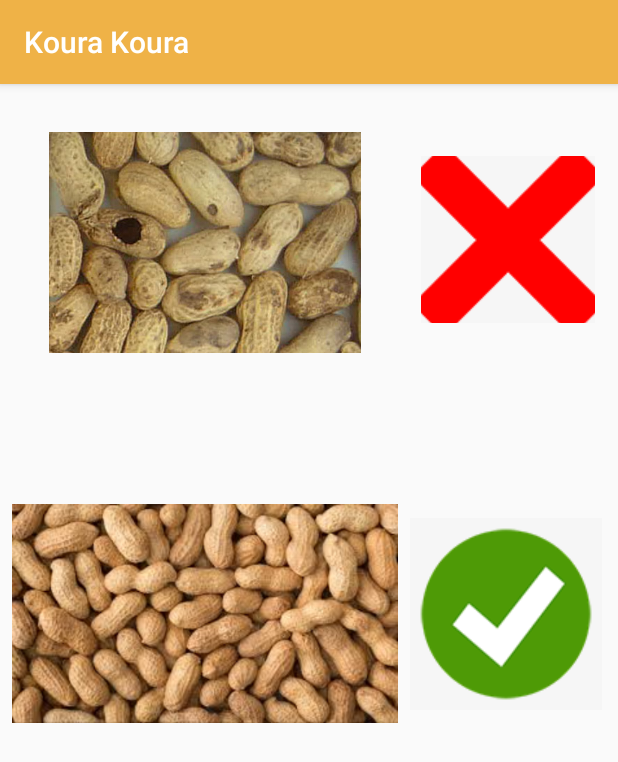
After one commit to Gen0miX/Koura_Koura, an Android app: the Coquille screen opened directly, with no data from a screen before it, on a phone screen of 412 x 824 dp. The commit adds this screen. Shown: the top 762 px of the screen. Run offline under Robolectric (Android 15) with nearby library versions, the phone set to English and light mode, and no system bars.

Commit message:
Layout ok

```diff
--- a/app/src/main/AndroidManifest.xml
+++ b/app/src/main/AndroidManifest.xml
@@ -9,6 +9,10 @@
         android:roundIcon="@mipmap/ic_launcher_round"
         android:supportsRtl="true"
         android:theme="@style/AppTheme">
+        <activity android:name=".RapportDanger"></activity>
+        <activity android:name=".RapportOk" />
+        <activity android:name=".Coquille" />
+        <activity android:name=".Maladie" />
         <activity android:name=".MainActivity">
             <intent-filter>
                 <action android:name="android.intent.action.MAIN" />
--- /dev/null
+++ b/app/src/main/java/com/example/koura_koura/Coquille.java
@@ -0,0 +1,13 @@
+package com.example.koura_koura;
+
+import android.support.v7.app.AppCompatActivity;
+import android.os.Bundle;
+
+public class Coquille extends AppCompatActivity {
+
+    @Override
+    protected void onCreate(Bundle savedInstanceState) {
+        super.onCreate(savedInstanceState);
+        setContentView(R.layout.activity_coquille);
+    }
+}
--- /dev/null
+++ b/app/src/main/res/layout/activity_coquille.xml
@@ -0,0 +1,54 @@
+<?xml version="1.0" encoding="utf-8"?>
+<android.support.constraint.ConstraintLayout xmlns:android="http://schemas.android.com/apk/res/android"
+    xmlns:app="http://schemas.android.com/apk/res-auto"
+    xmlns:tools="http://schemas.android.com/tools"
+    android:layout_width="match_parent"
+    android:layout_height="match_parent"
+    tools:context=".Coquille">
+
+    <ImageView
+        android:id="@+id/imageView7"
+        android:layout_width="257dp"
+        android:layout_height="147dp"
+        android:layout_marginStart="8dp"
+        android:layout_marginTop="32dp"
+        app:layout_constraintStart_toStartOf="parent"
+        app:layout_constraintTop_toTopOf="parent"
+        app:srcCompat="@drawable/cacuhete_trou" />
+
+    <ImageButton
+        android:id="@+id/crossButton2"
+        android:layout_width="116dp"
+        android:layout_height="111dp"
+        android:layout_marginStart="8dp"
+        android:layout_marginTop="48dp"
+        android:layout_marginEnd="8dp"
+        android:background="?attr/colorControlHighlight"
+        android:backgroundTint="?attr/colorControlHighlight"
+        app:layout_constraintEnd_toEndOf="parent"
+        app:layout_constraintStart_toEndOf="@+id/imageView7"
+        app:layout_constraintTop_toTopOf="parent"
+        app:srcCompat="@drawable/cancel" />
+
+    <ImageView
+        android:id="@+id/imageView8"
+        android:layout_width="257dp"
+        android:layout_height="147dp"
+        android:layout_marginStart="8dp"
+        android:layout_marginTop="100dp"
+        app:layout_constraintStart_toStartOf="parent"
+        app:layout_constraintTop_toBottomOf="@+id/imageView7"
+        app:srcCompat="@drawable/index" />
+
+    <ImageButton
+        android:id="@+id/imageButton3"
+        android:layout_width="wrap_content"
+        android:layout_height="wrap_content"
+        android:layout_marginStart="8dp"
+        android:layout_marginTop="130dp"
+        android:background="?attr/colorControlHighlight"
+        android:backgroundTint="?attr/colorControlHighlight"
+        app:layout_constraintStart_toEndOf="@+id/imageView8"
+        app:layout_constraintTop_toBottomOf="@+id/crossButton2"
+        app:srcCompat="@drawable/ok" />
+</android.support.constraint.ConstraintLayout>
```
Also changed, not shown: app/src/main/java/com/example/koura_koura/Maladie.java (added, +13 -0 lines), app/src/main/java/com/example/koura_koura/RapportDanger.java (added, +13 -0 lines), app/src/main/java/com/example/koura_koura/RapportOk.java (added, +13 -0 lines), app/src/main/res/layout/activity_main.xml (+4 -4 lines), app/src/main/res/layout/activity_maladie.xml (added, +57 -0 lines), app/src/main/res/layout/activity_rapport_danger.xml (added, +18 -0 lines), app/src/main/res/layout/activity_rapport_ok.xml (added, +20 -0 lines), app/src/main/res/drawable-v24/cacuhete_trou.jpg (added), app/src/main/res/drawable-v24/cancel.png (added), app/src/main/res/drawable-v24/ok_grand.png (added), app/src/main/res/drawable/croix.png (deleted), app/src/main/res/drawable/ok.png.
